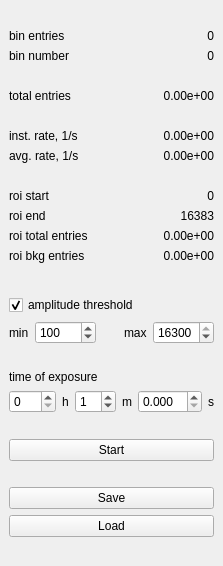
Old version of the form projects/mcpha/client/mcpha_hst.ui in the repository pavel-demin/red-pitaya-notes.
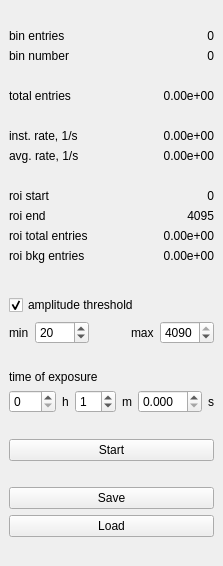
New version of the form.

Commit message: reduce number of bins to 4096 in mcpha

```diff
--- a/projects/mcpha/client/mcpha_hst.ui
+++ b/projects/mcpha/client/mcpha_hst.ui
@@ -299,7 +299,7 @@
             </size>
            </property>
            <property name="text">
-            <string>16383</string>
+            <string>4095</string>
            </property>
            <property name="alignment">
             <set>Qt::AlignRight|Qt::AlignTrailing|Qt::AlignVCenter</set>
@@ -409,13 +409,13 @@
          <item>
           <widget class="QSpinBox" name="minValue">
            <property name="maximum">
-            <number>16380</number>
+            <number>4090</number>
            </property>
            <property name="singleStep">
             <number>100</number>
            </property>
            <property name="value">
-            <number>100</number>
+            <number>20</number>
            </property>
           </widget>
          </item>
@@ -442,13 +442,13 @@
          <item>
           <widget class="QSpinBox" name="maxValue">
            <property name="maximum">
-            <number>16300</number>
+            <number>4090</number>
            </property>
            <property name="singleStep">
             <number>100</number>
            </property>
            <property name="value">
-            <number>16300</number>
+            <number>4090</number>
            </property>
           </widget>
          </item>
```
Left out of the diff: 4 changed lines with no effect on the pictures. The commit also changes 5 other files.
